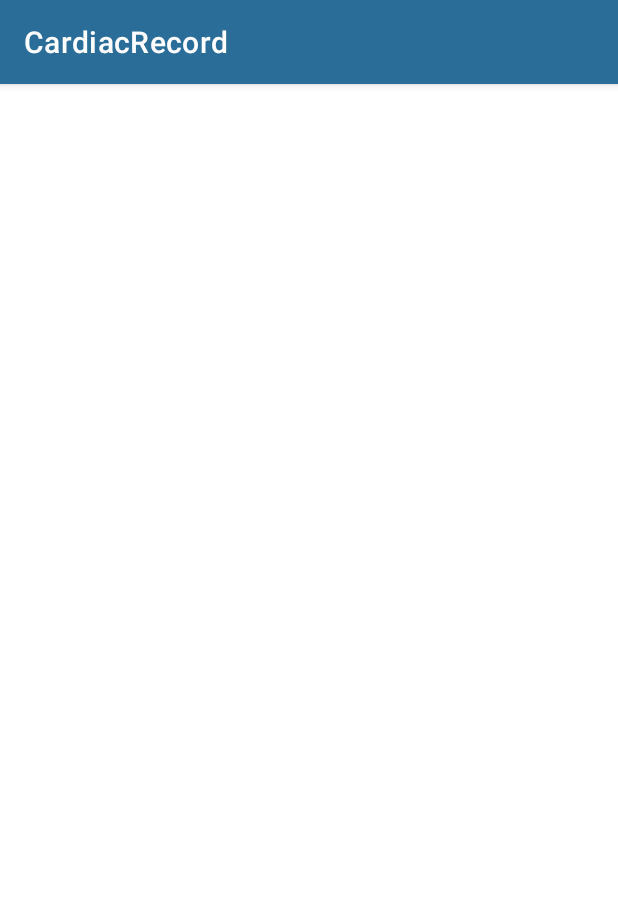
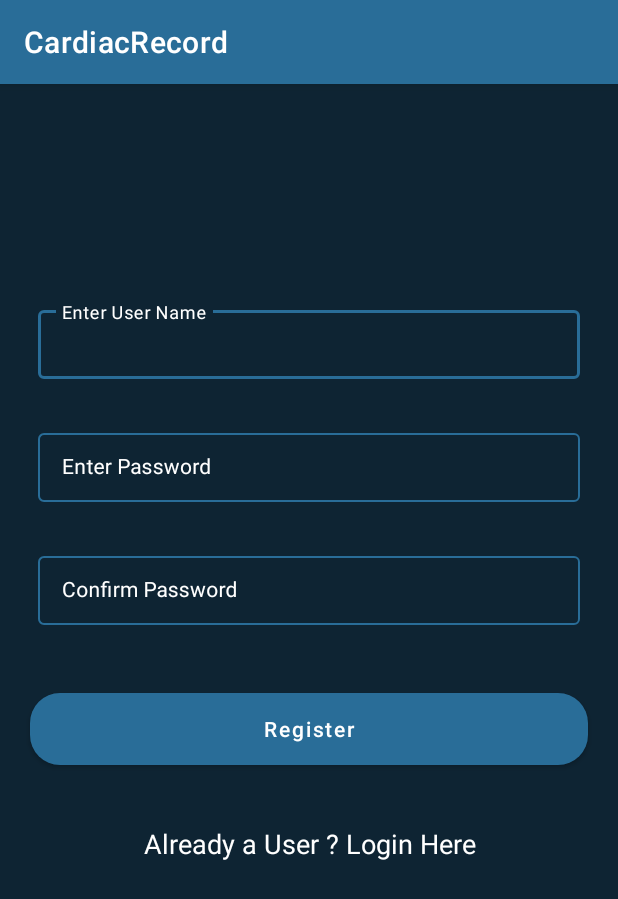
Before and after one commit to Hasib305/CardiacRecord, an Android app: the RegistrationActivity screen opened directly, with no data from a screen before it, on a phone screen of 412 x 824 dp. Shown: the top 899 px of the screen. Run offline under Robolectric (Android 15) with nearby library versions, the phone set to English and light mode, and no system bars.

Commit message:
registration Page Design complete

```diff
--- /dev/null
+++ b/app/src/main/res/drawable/custom_button_back.xml
@@ -0,0 +1,5 @@
+<?xml version="1.0" encoding="utf-8"?>
+<shape android:shape="rectangle" xmlns:android="http://schemas.android.com/apk/res/android">
+<solid android:color="@color/blue_shade_1"/>
+    <corners android:radius="20dp" />
+</shape>
--- /dev/null
+++ b/app/src/main/res/drawable/progress_back.xml
@@ -0,0 +1,31 @@
+<?xml version="1.0" encoding="utf-8"?>
+<rotate xmlns:android="http://schemas.android.com/apk/res/android"
+    android:fromDegrees="0"
+    android:pivotX="50%"
+    android:pivotY="50%"
+    android:toDegrees="360">
+
+    <shape
+        android:innerRadiusRatio="3"
+        android:shape="ring"
+        android:thicknessRatio="8"
+        android:useLevel="false">
+
+        <size
+            android:height="76dip"
+            android:width="76dip" />
+
+        <gradient
+            android:angle="0"
+            android:endColor="#00ffffff"
+            android:startColor="@color/purple_200"
+            android:type="sweep"
+            android:useLevel="false" />
+
+
+
+
+
+    </shape>
+
+</rotate>
--- a/app/src/main/res/layout/activity_registration.xml
+++ b/app/src/main/res/layout/activity_registration.xml
@@ -1,9 +1,126 @@
 <?xml version="1.0" encoding="utf-8"?>
-<androidx.constraintlayout.widget.ConstraintLayout xmlns:android="http://schemas.android.com/apk/res/android"
+<RelativeLayout
+    xmlns:android="http://schemas.android.com/apk/res/android"
     xmlns:app="http://schemas.android.com/apk/res-auto"
     xmlns:tools="http://schemas.android.com/tools"
     android:layout_width="match_parent"
     android:layout_height="match_parent"
+    android:background="@color/blue_shade_1"
     tools:context=".RegistrationActivity">
 
-</androidx.constraintlayout.widget.ConstraintLayout>
+
+    <com.google.android.material.textfield.TextInputLayout
+        android:id="@+id/idTILUserName"
+
+        android:layout_width="match_parent"
+        android:layout_height="wrap_content"
+        android:layout_marginStart="20dp"
+        android:layout_marginTop="140dp"
+        android:layout_marginEnd="20dp"
+        android:hint="Enter User Name"
+        style="@style/textInputLayout"
+        android:padding="5dp"
+        android:textColorHint="@color/white"
+        app:hintTextColor="@color/white">
+
+        <com.google.android.material.textfield.TextInputEditText
+            android:id="@+id/idEdtUserName"
+            android:layout_width="match_parent"
+            android:layout_height="wrap_content"
+            android:importantForAutofill="no"
+            android:inputType="textEmailAddress"
+            android:textColor="@color/white"
+            android:textColorHint="@color/white"
+            android:textSize="14sp" />
+    </com.google.android.material.textfield.TextInputLayout>
+
+    <com.google.android.material.textfield.TextInputLayout
+        android:id="@+id/idTILPassword"
+        android:layout_below="@id/idTILUserName"
+
+        android:layout_width="match_parent"
+        android:layout_height="wrap_content"
+        android:layout_marginStart="20dp"
+        android:layout_marginTop="20dp"
+        android:layout_marginEnd="20dp"
+        android:hint="Enter Password"
+        style="@style/textInputLayout"
+        android:padding="5dp"
+        android:textColorHint="@color/white"
+        app:hintTextColor="@color/white">
+
+        <com.google.android.material.textfield.TextInputEditText
+            android:id="@+id/idEdtPwd"
+            android:layout_width="match_parent"
+            android:layout_height="wrap_content"
+            android:importantForAutofill="no"
+            android:inputType="textPassword"
+            android:textColor="@color/white"
+            android:textColorHint="@color/white"
+            android:textSize="14sp" />
+    </com.google.android.material.textfield.TextInputLayout>
+
+    <com.google.android.material.textfield.TextInputLayout
+        android:id="@+id/idTILCnfPwd"
+        android:layout_below="@id/idTILPassword"
+
+        android:layout_width="match_parent"
+        android:layout_height="wrap_content"
+        android:layout_marginStart="20dp"
+        android:layout_marginTop="20dp"
+        android:layout_marginEnd="20dp"
+        android:hint="Confirm Password"
+        style="@style/textInputLayout"
+        android:padding="5dp"
+        android:textColorHint="@color/white"
+        app:hintTextColor="@color/white">
+
+        <com.google.android.material.textfield.TextInputEditText
+            android:id="@+id/idedtCnfPwd"
+            android:layout_width="match_parent"
+            android:layout_height="wrap_content"
+            android:importantForAutofill="no"
+            android:inputType="textPassword"
+            android:textColor="@color/white"
+            android:textColorHint="@color/white"
+            android:textSize="14sp" />
+    </com.google.android.material.textfield.TextInputLayout>
+
+    <Button
+        android:id="@+id/idBtnRegister"
+        android:layout_width="match_parent"
+        android:layout_height="wrap_content"
+        android:layout_below="@id/idTILCnfPwd"
+        android:layout_marginStart="20dp"
+        android:layout_marginTop="40dp"
+        android:textColor="@color/white"
+        android:layout_marginEnd="20dp"
+        android:background="@drawable/custom_button_back"
+        android:text="Register"
+        android:textAllCaps="false" />
+
+
+    <TextView
+        android:id="@+id/idTVLogin"
+        android:layout_width="match_parent"
+        android:layout_height="wrap_content"
+        android:layout_below="@id/idBtnRegister"
+        android:layout_marginTop="30dp"
+        android:gravity="center"
+        android:padding="10dp"
+        android:text="Already a User ? Login Here"
+        android:textAlignment="center"
+        android:textAllCaps="false"
+        android:textColor="@color/white"
+        android:textSize="18sp" />
+
+
+    <ProgressBar
+        android:id="@+id/idPBLoading"
+        android:layout_width="wrap_content"
+        android:layout_height="wrap_content"
+        android:layout_centerInParent="true"
+        android:indeterminate="true"
+        android:indeterminateDrawable="@drawable/progress_back"
+        android:visibility="gone" />
+</RelativeLayout>
```
